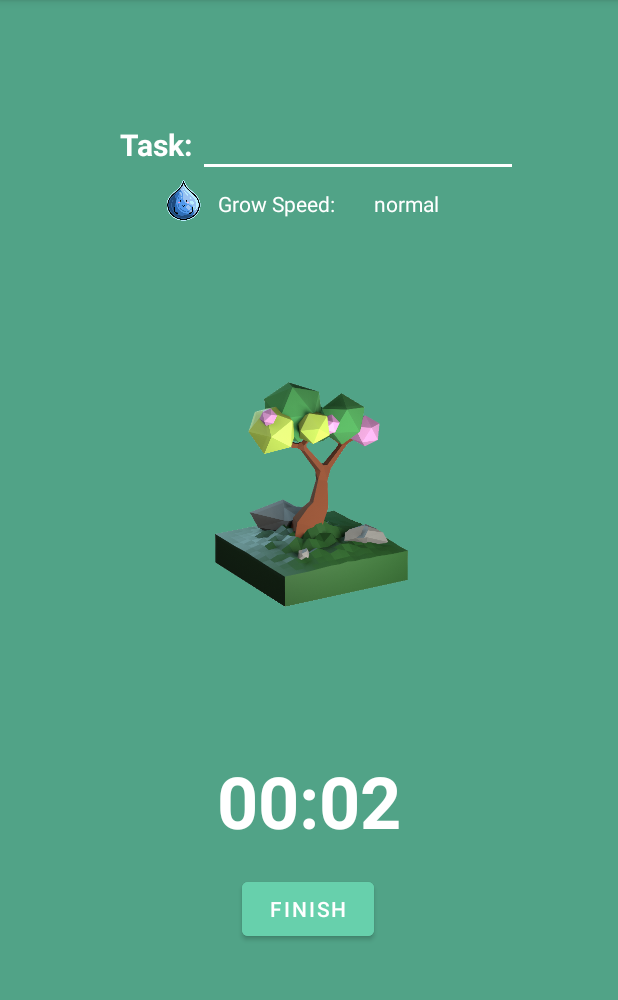
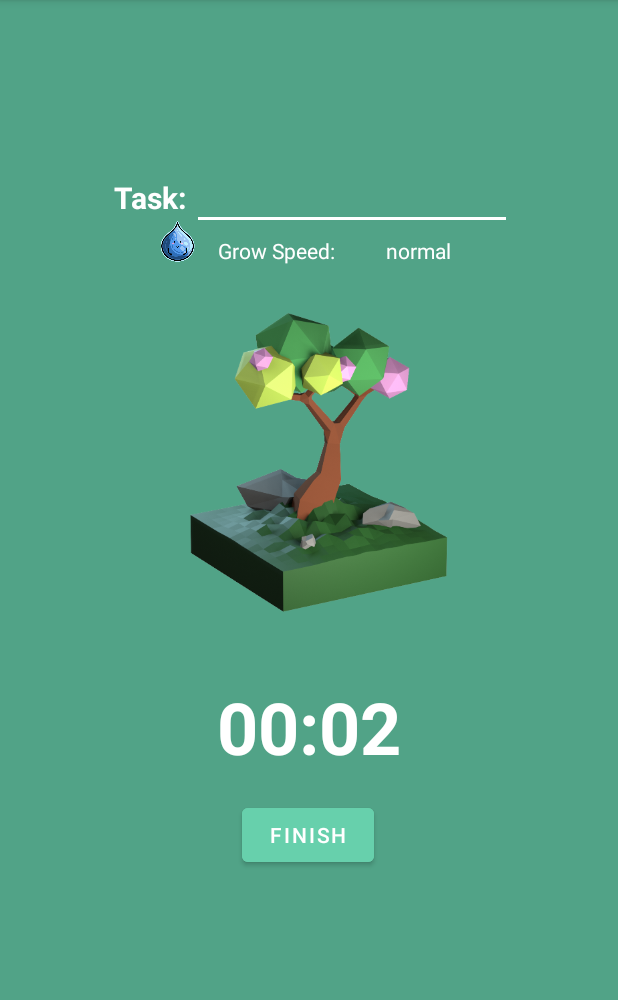
Before and after one commit to NovoZZZ/Absorb, an Android app: the FocusActivity screen opened directly, with no data from a screen before it, on a phone screen of 412 x 824 dp, the part 84-1084 px from its top. Run offline under Robolectric (Android 15) with nearby library versions, the phone set to English and light mode, and no system bars; libraries missing offline, so code that uses them is left out: cn.hutool.json.

Commit message:
Update UI

```diff
--- a/app/src/main/res/layout/activity_focus.xml
+++ b/app/src/main/res/layout/activity_focus.xml
@@ -4,13 +4,14 @@
     xmlns:tools="http://schemas.android.com/tools"
     android:layout_width="match_parent"
     android:layout_height="match_parent"
-    android:background="#51A387"
+    android:background="@color/green"
     tools:context=".FocusActivity">
 
     <ImageView
         android:id="@+id/iv_tree_pic"
-        android:layout_width="322dp"
-        android:layout_height="344dp"
+        android:layout_width="240dp"
+        android:layout_height="223dp"
+
         app:layout_constraintBottom_toBottomOf="parent"
         app:layout_constraintEnd_toEndOf="parent"
         app:layout_constraintStart_toStartOf="parent"
@@ -23,7 +24,7 @@
         android:layout_width="wrap_content"
         android:layout_height="48dp"
         android:layout_marginStart="4dp"
-        android:layout_marginBottom="8dp"
+        android:layout_marginBottom="4dp"
         android:backgroundTint="@color/white"
         android:ems="10"
         android:inputType="textPersonName"
@@ -33,24 +34,58 @@
         tools:ignore="SpeakableTextPresentCheck" />
 
     <TextView
+        android:id="@+id/tv_light_strength_label"
+        android:layout_width="wrap_content"
+        android:layout_height="wrap_content"
+        android:layout_marginBottom="20dp"
+        android:text="Grow Speed:"
+        android:textColor="@color/white"
+        app:layout_constraintBottom_toTopOf="@+id/iv_tree_pic"
+        app:layout_constraintEnd_toEndOf="parent"
+        app:layout_constraintHorizontal_bias="0.435"
+        app:layout_constraintStart_toStartOf="parent" />
+
+    <TextView
+        android:id="@+id/tv_grow_speed"
+        android:layout_width="wrap_content"
+        android:layout_height="wrap_content"
+        android:layout_marginStart="112dp"
+        android:layout_marginBottom="20dp"
+        android:text="normal"
+        android:textColor="@color/white"
+        app:layout_constraintBottom_toTopOf="@+id/iv_tree_pic"
+        app:layout_constraintStart_toEndOf="@+id/tv_light_strength_label"
+        app:layout_constraintStart_toStartOf="@+id/tv_light_strength_label" />
+
+    <ImageView
+        android:id="@+id/imageView2"
+        android:layout_width="29dp"
+        android:layout_height="31dp"
+        android:layout_marginEnd="12dp"
+        android:layout_marginBottom="20dp"
+        app:layout_constraintBottom_toTopOf="@+id/iv_tree_pic"
+        app:layout_constraintEnd_toStartOf="@+id/tv_light_strength_label"
+        app:srcCompat="@drawable/waterdrop" />
+
+    <TextView
         android:id="@+id/tv_task_label"
         android:layout_width="wrap_content"
         android:layout_height="wrap_content"
-        android:layout_marginBottom="16dp"
+        android:layout_marginBottom="12dp"
         android:text="Task:"
         android:textColor="@color/white"
         android:textSize="20sp"
         android:textStyle="bold"
         app:layout_constraintBottom_toTopOf="@+id/tv_light_strength_label"
         app:layout_constraintEnd_toEndOf="parent"
-        app:layout_constraintHorizontal_bias="0.22"
+        app:layout_constraintHorizontal_bias="0.209"
         app:layout_constraintStart_toStartOf="parent" />
 
     <TextView
         android:id="@+id/tv_focus_time"
         android:layout_width="wrap_content"
         android:layout_height="wrap_content"
-        android:layout_marginTop="4dp"
+        android:layout_marginTop="32dp"
         android:text="00:00"
         android:textColor="@color/white"
         android:textSize="48sp"
@@ -71,38 +106,4 @@
         app:layout_constraintStart_toStartOf="parent"
         app:layout_constraintTop_toBottomOf="@+id/tv_focus_time" />
 
-    <TextView
-        android:id="@+id/tv_light_strength_label"
-        android:layout_width="wrap_content"
-        android:layout_height="wrap_content"
-        android:layout_marginBottom="8dp"
-        android:text="Grow Speed:"
-        android:textColor="@color/white"
-        app:layout_constraintBottom_toTopOf="@+id/iv_tree_pic"
-        app:layout_constraintEnd_toEndOf="parent"
-        app:layout_constraintHorizontal_bias="0.435"
-        app:layout_constraintStart_toStartOf="parent" />
-
-    <ImageView
-        android:id="@+id/imageView2"
-        android:layout_width="29dp"
-        android:layout_height="31dp"
-        android:layout_marginEnd="8dp"
-        android:layout_marginBottom="4dp"
-        app:layout_constraintBottom_toTopOf="@+id/iv_tree_pic"
-        app:layout_constraintEnd_toStartOf="@+id/tv_light_strength_label"
-        app:srcCompat="@drawable/waterdrop" />
-
-    <TextView
-        android:id="@+id/tv_grow_speed"
-        android:layout_width="wrap_content"
-        android:layout_height="wrap_content"
-        android:layout_marginStart="104dp"
-        android:layout_marginBottom="8dp"
-        android:text="normal"
-        android:textColor="@color/white"
-        app:layout_constraintBottom_toTopOf="@+id/iv_tree_pic"
-        app:layout_constraintStart_toEndOf="@+id/tv_light_strength_label"
-        app:layout_constraintStart_toStartOf="@+id/tv_light_strength_label" />
-
 </androidx.constraintlayout.widget.ConstraintLayout>
--- a/app/src/main/res/layout/activity_focus_result.xml
+++ b/app/src/main/res/layout/activity_focus_result.xml
@@ -19,8 +19,8 @@
 
     <ImageView
         android:id="@+id/iv_focus_result_tree_pic"
-        android:layout_width="259dp"
-        android:layout_height="242dp"
+        android:layout_width="258dp"
+        android:layout_height="245dp"
         app:layout_constraintBottom_toBottomOf="parent"
         app:layout_constraintEnd_toEndOf="parent"
         app:layout_constraintHorizontal_bias="0.497"
```
Also changed, not shown: app/src/main/res/drawable-xxhdpi/bubbletree_nobg.png, app/src/main/res/drawable-xxhdpi/leave_nobg.png, app/src/main/res/drawable-xxhdpi/pinetree_nobg.png.
